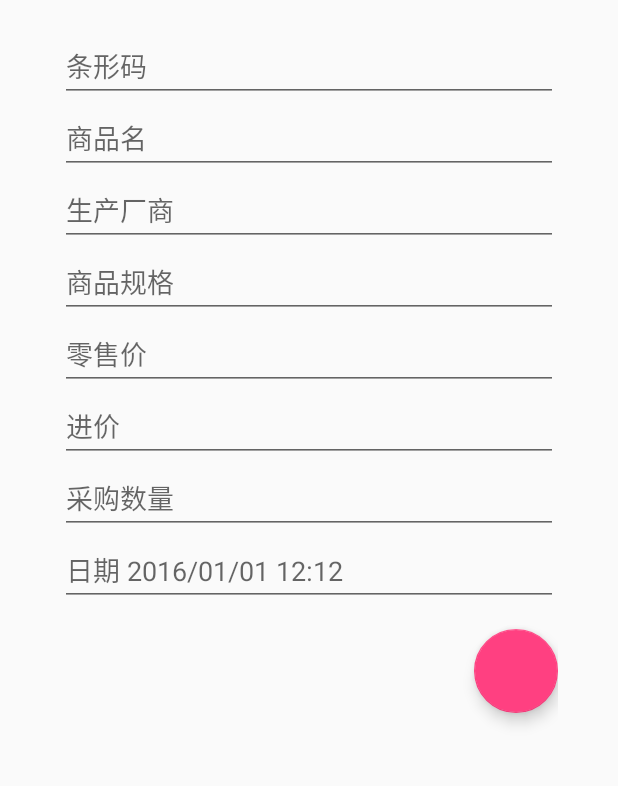
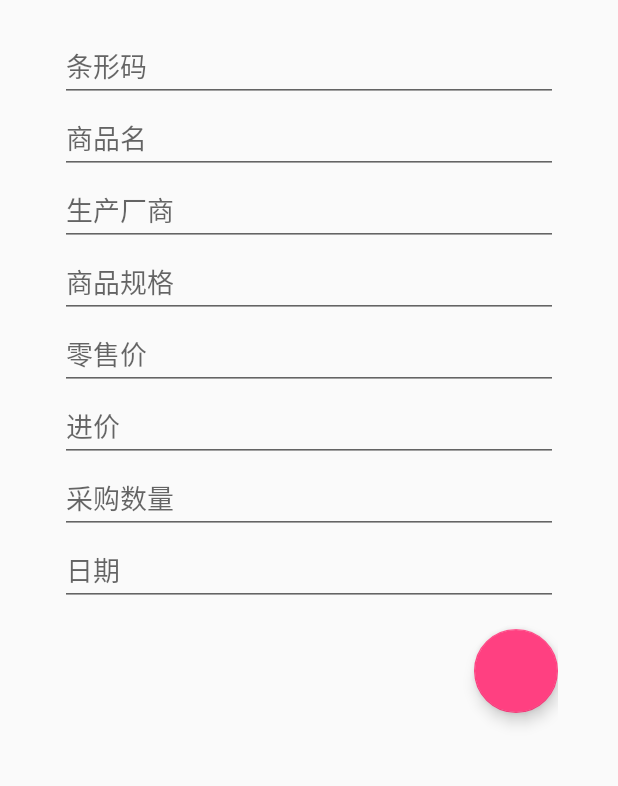
Before and after one commit to poberwong/SqlCurriculumDesign, an Android app: the fragment ImportingFragment placed in its activity, on a phone screen of 412 x 824 dp, the part 84-870 px from its top. Run offline under Robolectric (Android 15) with nearby library versions, the phone set to English and light mode, and no system bars; libraries missing offline, so code that uses them is left out: com.getbase.floatingactionbutton, com.rengwuxian.materialedittext, com.yalantis.contextmenu, me.drakeet.materialdialog; plain views replace FloatingActionButton, FloatingActionsMenu, MaterialEditText; 23 statements that could not run were skipped.

Commit message:
fixed bug about inputing date

```diff
--- a/app/src/main/java/com/pober/sqlcurriculumdesign/MainActivity.java
+++ b/app/src/main/java/com/pober/sqlcurriculumdesign/MainActivity.java
@@ -60,9 +60,6 @@ public class MainActivity extends AppCompatActivity implements OnMenuItemClickLi
         menuParams.setClosableOutside(true);
         // set other settings to meet your needs
         initMenuFragment();
-
-
-        Log.i("date" ,EasyUtils.strToDate("01011211"));
     }
 
 
--- a/app/src/main/java/com/pober/sqlcurriculumdesign/fragments/ExportingFragment.java
+++ b/app/src/main/java/com/pober/sqlcurriculumdesign/fragments/ExportingFragment.java
@@ -117,7 +117,7 @@ public class ExportingFragment extends Fragment {
     private void fillWithRepeInfo(RepertoryItem item){
         tvGoodsName.setText(item.getGoodsName());
         tvExportPrice.setText(item.getRetailPrice());
-        tvDate.append(DateFormat.format("MM/dd HH:mm", new Date()).toString());
+        tvDate.setText(DateFormat.format("yyyy/MM/dd HH:mm", new Date()).toString());
     }
 
     private void simulateSuccessProgress(final CircularProgressButton button) {
@@ -176,6 +176,7 @@ public class ExportingFragment extends Fragment {
         etCount.setText("");
         tvGoodsName.setText("");
         tvExportPrice.setText("");
+        tvDate.setText("");
         cBAccount.setProgress(0);
     }
 }
--- a/app/src/main/java/com/pober/sqlcurriculumdesign/fragments/ImportingFragment.java
+++ b/app/src/main/java/com/pober/sqlcurriculumdesign/fragments/ImportingFragment.java
@@ -4,6 +4,7 @@ import android.os.Bundle;
 import android.support.v4.app.Fragment;
 import android.text.Editable;
 import android.text.TextWatcher;
+import android.text.format.DateFormat;
 import android.view.LayoutInflater;
 import android.view.View;
 import android.view.ViewGroup;
@@ -17,6 +18,7 @@ import com.pober.sqlcurriculumdesign.models.RepertoryItem;
 import com.pober.sqlcurriculumdesign.utils.EasyUtils;
 import com.rengwuxian.materialedittext.MaterialEditText;
 
+import java.util.Date;
 import java.util.List;
 
 /**
@@ -25,7 +27,7 @@ import java.util.List;
 public class ImportingFragment extends Fragment {
     View rootView;
     private FloatingActionButton fbSubmit;
-    private MaterialEditText eTBarCode, eTGoodsName, eTManu, eTStandard, eTRetailPrice, eTImportPrice, eTPrice, eTCount, eTDate;
+    private MaterialEditText eTBarCode, eTGoodsName, eTManu, eTStandard, eTRetailPrice, eTImportPrice, eTCount, eTDate;
     private boolean isInRepe= false;
     public static ImportingFragment newInstance(){
         return new ImportingFragment();
@@ -55,6 +57,7 @@ public class ImportingFragment extends Fragment {
 
             @Override
             public void afterTextChanged(Editable s) {
+                eTDate.setText(DateFormat.format("yyyy/MM/dd HH:mm", new Date()).toString());
                 List<RepertoryItem> items = MainActivity.service.RepeQuery(RepertoryItem.BAR_CODE+ "= ?", new String[]{eTBarCode.getText().toString()});
                 if (items.size()> 0){
                     Toast.makeText(getActivity(), items.size()+"", Toast.LENGTH_SHORT).show();
@@ -80,6 +83,7 @@ public class ImportingFragment extends Fragment {
         eTImportPrice = (MaterialEditText) view.findViewById(R.id.et_import_price);
         eTCount = (MaterialEditText) view.findViewById(R.id.et_count);
         eTDate = (MaterialEditText) view.findViewById(R.id.et_date);
+        eTDate.setEnabled(false);
     }
 
     private void resetFab(){
@@ -102,7 +106,6 @@ public class ImportingFragment extends Fragment {
         eTRetailPrice.setText("");
         eTCount.setText("");
         eTImportPrice.setText("");
-        eTDate.setText("");
     }
 
     // TODO: 16/1/1 deal with regular expression
@@ -115,7 +118,7 @@ public class ImportingFragment extends Fragment {
             importItem.setBarCode(eTBarCode.getText().toString());
             importItem.setPrice(eTImportPrice.getText().toString());
             importItem.setCount(eTCount.getText().toString());
-            importItem.setDate(eTDate.getText().toString());
+            importItem.setDate(EasyUtils.date2Str(eTDate.getText().toString()));
         } else {
             Toast.makeText(getActivity(), "请补全信息~", Toast.LENGTH_SHORT).show();
             return;
--- a/app/src/main/res/layout/fragment_exporting.xml
+++ b/app/src/main/res/layout/fragment_exporting.xml
@@ -104,7 +104,6 @@
                     android:paddingLeft="7dp"
                     android:ellipsize="end"
                     android:singleLine="true"
-                    android:text="2016/"
                     android:textSize="17sp" />
 
             </LinearLayout>
--- a/app/src/main/res/layout/fragment_importing.xml
+++ b/app/src/main/res/layout/fragment_importing.xml
@@ -84,7 +84,7 @@
         android:singleLine="true"
         app:met_floatingLabel="normal"
         android:inputType="date"
-        android:hint="日期 2016/01/01 12:12"
+        android:hint="日期"
         />
 
     <com.getbase.floatingactionbutton.FloatingActionButton
--- a/app/src/main/res/layout/operate_item.xml
+++ b/app/src/main/res/layout/operate_item.xml
@@ -32,7 +32,7 @@
             <LinearLayout
                 android:layout_width="0dp"
                 android:layout_height="match_parent"
-                android:layout_weight="1"
+                android:layout_weight="2"
                 android:orientation="vertical">
 
                 <TextView
@@ -65,7 +65,7 @@
             <LinearLayout
                 android:layout_width="0dp"
                 android:layout_height="match_parent"
-                android:layout_weight="1"
+                android:layout_weight="3"
                 android:orientation="vertical"
                 android:paddingLeft="10dp">
 
@@ -87,7 +87,7 @@
                     android:ellipsize="end"
                     android:singleLine="true"
                     android:textSize="17sp"
-                    android:text="日期: 2016/" />
+                    android:text="日期: " />
             </LinearLayout>
 
         </LinearLayout>
```
Also changed, not shown: app/src/main/java/com/pober/sqlcurriculumdesign/holders/OperateViewHolder.java (+6 -4 lines), app/src/main/java/com/pober/sqlcurriculumdesign/utils/EasyUtils.java (+10 -0 lines).
